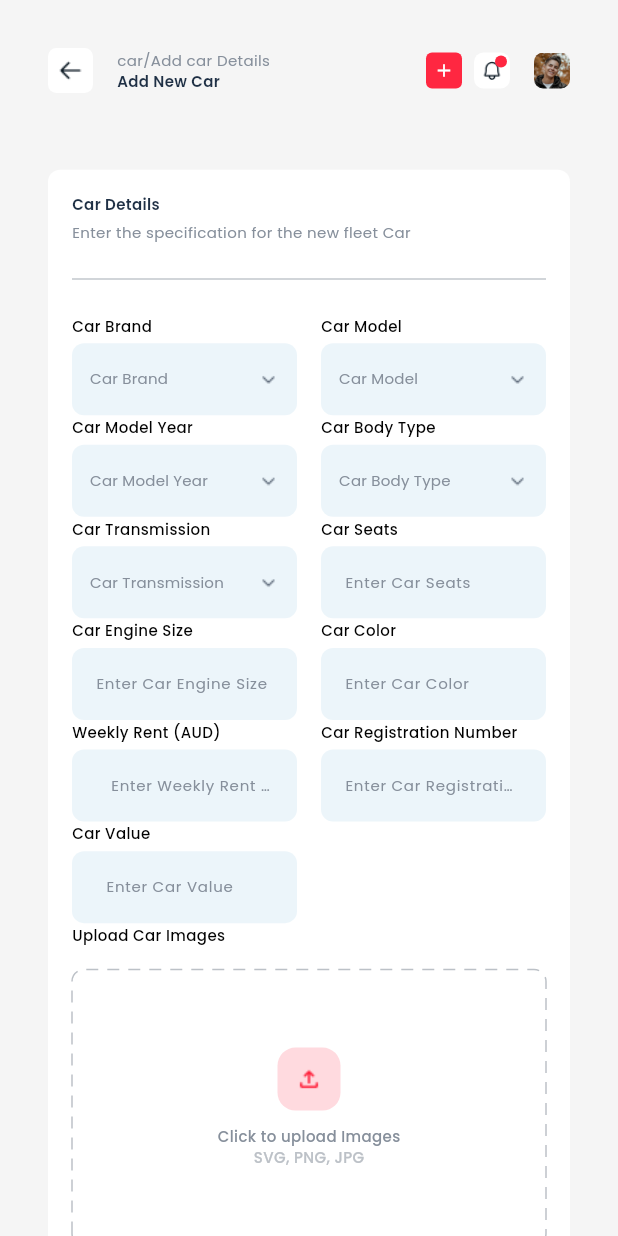
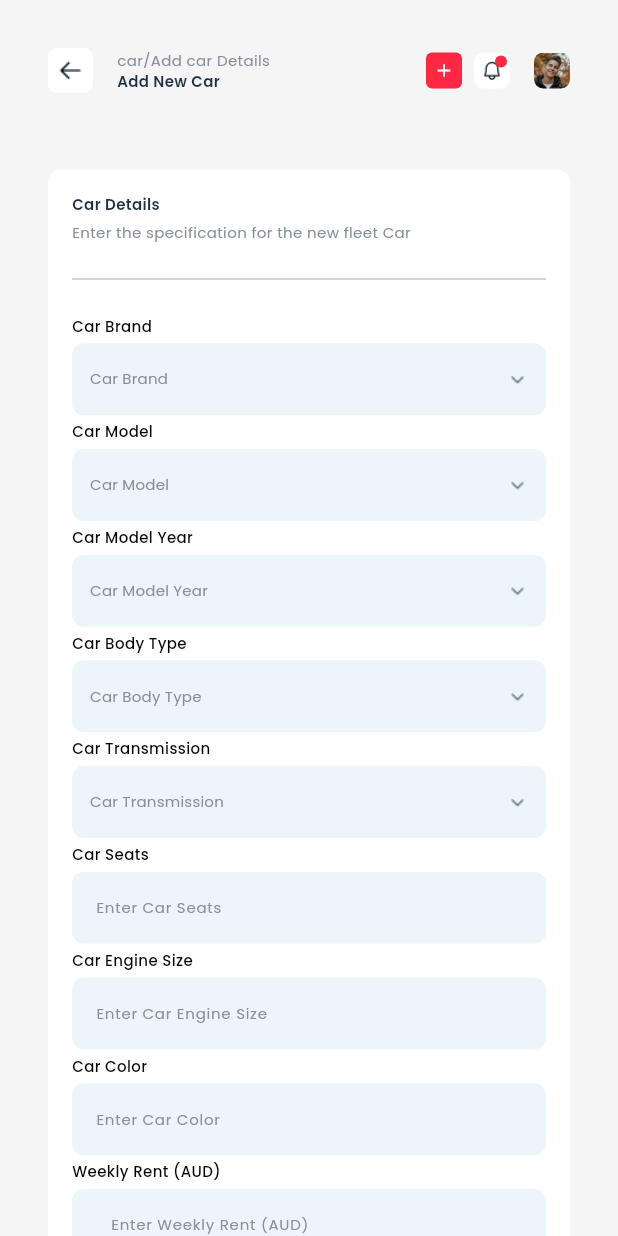
Before and after one commit to huzaifa-huzzi/Car_Rental_Project, a Flutter app: the AddingCarScreen screen opened directly, on a phone screen of 412 x 824 dp. Run offline on Flutter 3.47's test engine with Material 3 defaults, Android fonts, the light colour scheme and no system bars; drawn by our look-alikes of dotted_border; our stand-ins replace file_picker, get, go_router, google_fonts, url_strategy; network calls fail.

Commit message:
Responsivness issues solved for the AddCarScreen

```diff
--- a/lib/Car Inventory/AddingCar/Widgets/AddCarFormWidget.dart
+++ b/lib/Car Inventory/AddingCar/Widgets/AddCarFormWidget.dart
@@ -22,7 +22,6 @@ class AddCarFormWidget extends StatelessWidget {
   Widget build(BuildContext context) {
     final isMobile = AppSizes.isMobile(context);
     final isTablet = AppSizes.isTablet(context);
-    int columnCount = isMobile ? 2 : (isTablet ? 2 : 3);
     final double spacing = AppSizes.padding(context);
 
     return Container(
@@ -40,7 +39,6 @@ class AddCarFormWidget extends StatelessWidget {
         child: Column(
           crossAxisAlignment: CrossAxisAlignment.start,
           children: [
-            // ... (Existing CAR DETAILS and GRID FORM)
             /// CAR DETAILS
             Text(TextString.addScreenTitle, style: TTextTheme.h7Style(context)),
             SizedBox(height: AppSizes.verticalPadding(context) * 0.3),
@@ -53,14 +51,39 @@ class AddCarFormWidget extends StatelessWidget {
             ///GRID FORM
             LayoutBuilder(
               builder: (context, constraints) {
+
+                int currentColumnCount;
+
+                if (constraints.maxWidth >= 900) {
+                  currentColumnCount = 3;
+                }
+                else if (constraints.maxWidth >= 500) {
+                  currentColumnCount = 2;
+                }
+                else {
+                  currentColumnCount = 1;
+                }
+
+                double calculatedAspectRatio;
+
+                if (currentColumnCount == 1) {
+                  calculatedAspectRatio = 5.8;
+                } else if (currentColumnCount == 2) {
+                  calculatedAspectRatio = 4.1;
+                } else {
+                  calculatedAspectRatio = 3.2;
+                }
+
+
                 return GridView(
                   shrinkWrap: true,
                   physics: NeverScrollableScrollPhysics(),
                   gridDelegate: SliverGridDelegateWithFixedCrossAxisCount(
-                    crossAxisCount: columnCount,
+                    crossAxisCount: currentColumnCount, // Use dynamic column count
                     crossAxisSpacing: AppSizes.padding(context),
                     mainAxisSpacing: AppSizes.padding(context),
-                    childAspectRatio: isMobile ? 2.9 : 3.2,
+                    // Use the calculated and safe ratio
+                    childAspectRatio: calculatedAspectRatio,
                   ),
                   children: [
                     _buildDropdown(context, "Car Brand", ["Toyota", "Honda", "BMW"], controller.selectedBrand, id: 'car Brand'),
@@ -82,7 +105,7 @@ class AddCarFormWidget extends StatelessWidget {
 
             SizedBox(height: AppSizes.verticalPadding(context)),
 
-            // ------------------ IMAGE UPLOAD ------------------
+            /// IMAGE UPLOAD
             Text("Upload Car Images", style: TTextTheme.titleTwo(context)),
             SizedBox(height: AppSizes.verticalPadding(context)),
             _imageBox(context),
@@ -90,7 +113,7 @@ class AddCarFormWidget extends StatelessWidget {
             Divider(thickness: 0.5, color: AppColors.quadrantalTextColor),
 
 
-            // ------------------ DESCRIPTION ------------------
+            /// DESCRIPTION
             SizedBox(height: AppSizes.verticalPadding(context)),
             Text(TextString.descriptionTitle, style: TTextTheme.titleTwo(context)),
             SizedBox(height: AppSizes.verticalPadding(context) * 0.5),
@@ -114,10 +137,9 @@ class AddCarFormWidget extends StatelessWidget {
             SizedBox(height: AppSizes.verticalPadding(context)),
             Divider(thickness: 0.5, color: AppColors.quadrantalTextColor),
 
-            /// DOCUMENTS SECTION (Modified)
+            /// DOCUMENTS SECTION
             _documentsSection(context),
-            // Removed SizedBox here, as spacing is now managed within _documentsSection
-            SizedBox(height: AppSizes.verticalPadding(context)), // Fixed gap before button section
+            SizedBox(height: AppSizes.verticalPadding(context)),
 
             ///BUTTON SECTION
             _buttonSection(context, isMobile),
@@ -128,8 +150,10 @@ class AddCarFormWidget extends StatelessWidget {
   }
 
 
-  /// ---------- Extra Widgets --------///
-  // ... (Existing _buildDropdown and _buildTextField are unchanged)
+  /// ---------- Extra Widgets  --------///
+
+  // _buildDropdown Widget
+
   Widget _buildDropdown(
       BuildContext context,
       String label,
@@ -140,7 +164,7 @@ class AddCarFormWidget extends StatelessWidget {
     return LayoutBuilder(builder: (context, constraints) {
       return Obx(() {
         bool isOpen = controller.openedDropdown.value == id;
-
+        // Rest of _buildDropdown logic
         return Column(
           crossAxisAlignment: CrossAxisAlignment.start,
           children: [
@@ -149,7 +173,6 @@ class AddCarFormWidget extends StatelessWidget {
 
             GestureDetector(
               onTap: () {
-
                 if (controller.openedDropdown.value == id) {
                   controller.openedDropdown.value = "";
                 } else {
@@ -228,7 +251,7 @@ class AddCarFormWidget extends StatelessWidget {
     });
   }
 
-//  Main TextField
+  // TextField Widget
   Widget _buildTextField(BuildContext context, String label, TextEditingController controller, {String? prefix, bool isLast = false}) {
     return Column(
         crossAxisAlignment: CrossAxisAlignment.start,
@@ -258,7 +281,6 @@ class AddCarFormWidget extends StatelessWidget {
 
   //  IMAGE UPLOAD BOX Widget
   Widget _imageBox(BuildContext context) {
-    // ... (Unchanged _imageBox implementation)
     return GestureDetector(
       onTap: () => controller.pickImage(),
       child: Obx(() {
@@ -350,7 +372,7 @@ class AddCarFormWidget extends StatelessWidget {
     return Column(
       crossAxisAlignment: CrossAxisAlignment.start,
       children: [
-        Text(" Document Name", style: TTextTheme.titleTwo(context)),
+        Text("Document Name", style: TTextTheme.titleTwo(context)),
         SizedBox(height: AppSizes.verticalPadding(context) * 0.3),
         Container(
           padding: EdgeInsets.symmetric(horizontal: AppSizes.padding(context)),
@@ -487,24 +509,11 @@ class AddCarFormWidget extends StatelessWidget {
       return SizedBox.shrink();
     }
 
+    final isMobile = AppSizes.isMobile(context);
 
-    return GestureDetector(
-      onTap: () => controller.addDocumentSlot(),
-      child: DottedBorder(
-        borderType: BorderType.RRect,
-        radius: Radius.circular(AppSizes.borderRadius(context)),
-        dashPattern: [8, 6],
-        color: AppColors.tertiaryTextColor,
-        strokeWidth: 1,
-        child: Container(
-          width: double.infinity,
-          decoration: BoxDecoration(
-            color: Colors.white,
-            borderRadius: BorderRadius.circular(AppSizes.borderRadius(context)),
-          ),
-          child: Center(
+
+    Widget content = Center(
       child: Column(
-              mainAxisSize: MainAxisSize.min,
         mainAxisAlignment: MainAxisAlignment.center,
         crossAxisAlignment: CrossAxisAlignment.center,
         children: [
@@ -527,7 +536,31 @@ class AddCarFormWidget extends StatelessWidget {
           ),
         ],
       ),
+    );
+
+
+    return GestureDetector(
+      onTap: () => controller.addDocumentSlot(),
+      child: DottedBorder(
+        borderType: BorderType.RRect,
+        radius: Radius.circular(AppSizes.borderRadius(context)),
+        dashPattern: [8, 6],
+        color: AppColors.tertiaryTextColor,
+        strokeWidth: 1,
+        child: Container(
+          width: double.infinity,
+          constraints: isMobile ? BoxConstraints(minHeight: 180) : null,
+          decoration: BoxDecoration(
+            color: Colors.white,
+            borderRadius: BorderRadius.circular(AppSizes.borderRadius(context)),
           ),
+
+          child: isMobile
+              ? AspectRatio(
+            aspectRatio: 1.8,
+            child: content,
+          )
+              : content,
         ),
       ),
     );
@@ -541,7 +574,7 @@ class AddCarFormWidget extends StatelessWidget {
     final double spacing = AppSizes.padding(context);
 
     Widget heading = Text(
-      "Upload Document (Tax Token paper, Insurance papers, etc.)",
+      "Upload Document (Tax Token Paper,Insurance paper,etx MAX 6)",
       style: TTextTheme.titleTwo(context),
     );
 
@@ -558,7 +591,6 @@ class AddCarFormWidget extends StatelessWidget {
             _documentBox(context, i, controller.selectedDocuments[i]),
           ],
         );
-
         documentWidgets.add(docSlot);
       }
       documentWidgets.add(_addDocumentBox(context));
@@ -568,13 +600,14 @@ class AddCarFormWidget extends StatelessWidget {
       if (isMobile) {
         List<Widget> mobileStack = [
           heading,
-          SizedBox(height: spacing * 0.5),
+          SizedBox(height: spacing * 0.7),
         ];
 
         for (int i = 0; i < finalDocumentWidgets.length; i++) {
           mobileStack.add(finalDocumentWidgets[i]);
+
           if (i < finalDocumentWidgets.length - 1) {
-            mobileStack.add(SizedBox(height: spacing));
+            mobileStack.add(SizedBox(height: spacing * 2));
           }
         }
 
@@ -584,26 +617,36 @@ class AddCarFormWidget extends StatelessWidget {
           children: mobileStack,
         );
       } else {
-        // Tablet/Web: Grid layout. GridView's mainAxisSpacing handles vertical gap.
         return Column(
           crossAxisAlignment: CrossAxisAlignment.start,
           children: [
             heading,
-            SizedBox(height: spacing * 0.5),
+            SizedBox(height: spacing * 0.7),
 
-            GridView.builder(
+            LayoutBuilder(
+                builder: (context, constraints) {
+                  int docColumnCount;
+                  if (constraints.maxWidth < 600) {
+                    docColumnCount = 2;
+                  } else {
+                    docColumnCount = 3;
+                  }
+
+                  return GridView.builder(
                     shrinkWrap: true,
                     physics: NeverScrollableScrollPhysics(),
                     gridDelegate: SliverGridDelegateWithFixedCrossAxisCount(
-                crossAxisCount: 3,
+                      crossAxisCount: docColumnCount,
                       crossAxisSpacing: spacing,
                       mainAxisSpacing: spacing,
-                childAspectRatio: 1.0,
+                      childAspectRatio: 0.98,
                     ),
                     itemCount: finalDocumentWidgets.length,
                     itemBuilder: (context, index) {
                       return finalDocumentWidgets[index];
                     },
+                  );
+                }
             ),
           ],
         );
--- a/lib/Car Inventory/Car Directory/CarInventoryController.dart
+++ b/lib/Car Inventory/Car Directory/CarInventoryController.dart
@@ -144,7 +144,6 @@ class CarInventoryController extends GetxController {
   final weeklyRentController = TextEditingController();
   var openedDropdown = "".obs;
 
-  // New Dynamic Document Lists
   RxList<Rx<DocumentHolder?>> selectedDocuments = <Rx<DocumentHolder?>>[].obs;
   RxList<TextEditingController> documentNameControllers = <TextEditingController>[].obs;
 
```
Lines whose indentation alone changed are shown as unchanged.
